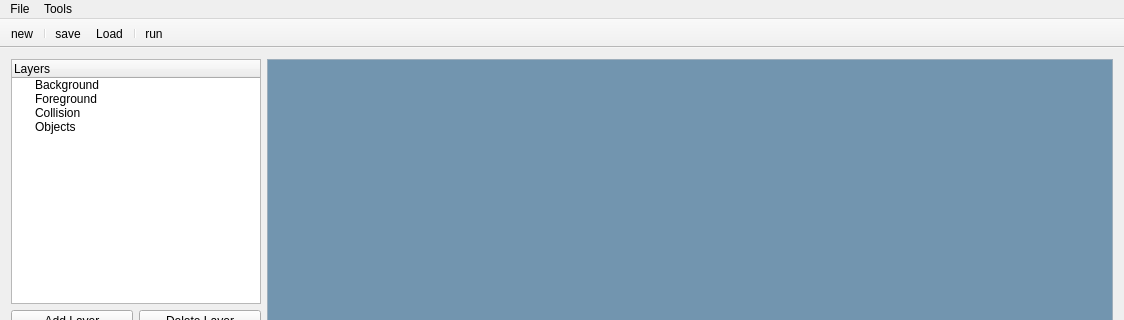
Above: mainwindow.ui from MadMac/PlatformerLevelEditor before the change; both pictures show x 0 to 1124 and y 0 to 320 of the 1124 by 622 pixel window. Below: the same form after it.
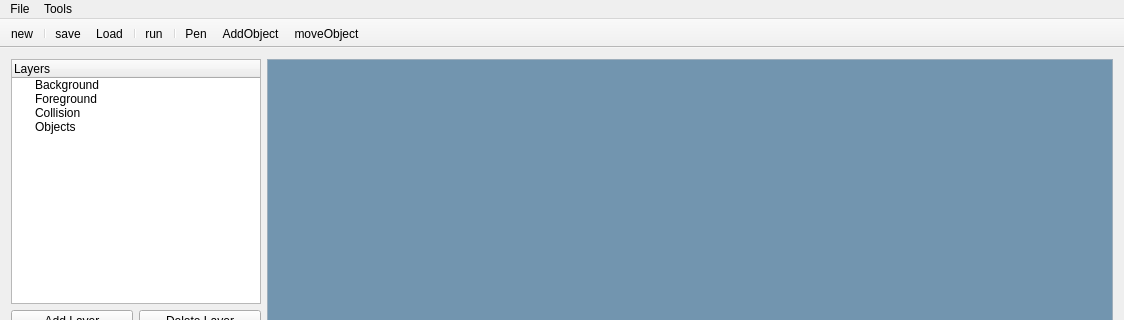
That is the form after the change. Icons and pictures are not drawn.

Commit message: Some saving done. Starting objects.

```diff
--- a/mainwindow.ui
+++ b/mainwindow.ui
@@ -493,6 +493,10 @@
    <addaction name="actionLoad"/>
    <addaction name="separator"/>
    <addaction name="actionRun"/>
+   <addaction name="separator"/>
+   <addaction name="actionPen"/>
+   <addaction name="actionAddObject"/>
+   <addaction name="actionMoveObject"/>
   </widget>
   <widget class="QMenuBar" name="menuBar">
    <property name="geometry">
@@ -582,6 +586,21 @@
     <string>Level</string>
    </property>
   </action>
+  <action name="actionAddObject">
+   <property name="text">
+    <string>AddObject</string>
+   </property>
+  </action>
+  <action name="actionMoveObject">
+   <property name="text">
+    <string>moveObject</string>
+   </property>
+  </action>
+  <action name="actionPen">
+   <property name="text">
+    <string>Pen</string>
+   </property>
+  </action>
  </widget>
  <layoutdefault spacing="6" margin="11"/>
  <resources/>
```
Left out of the diff: 2 changed lines with no effect on the pictures. The commit also changes 16 other files.
